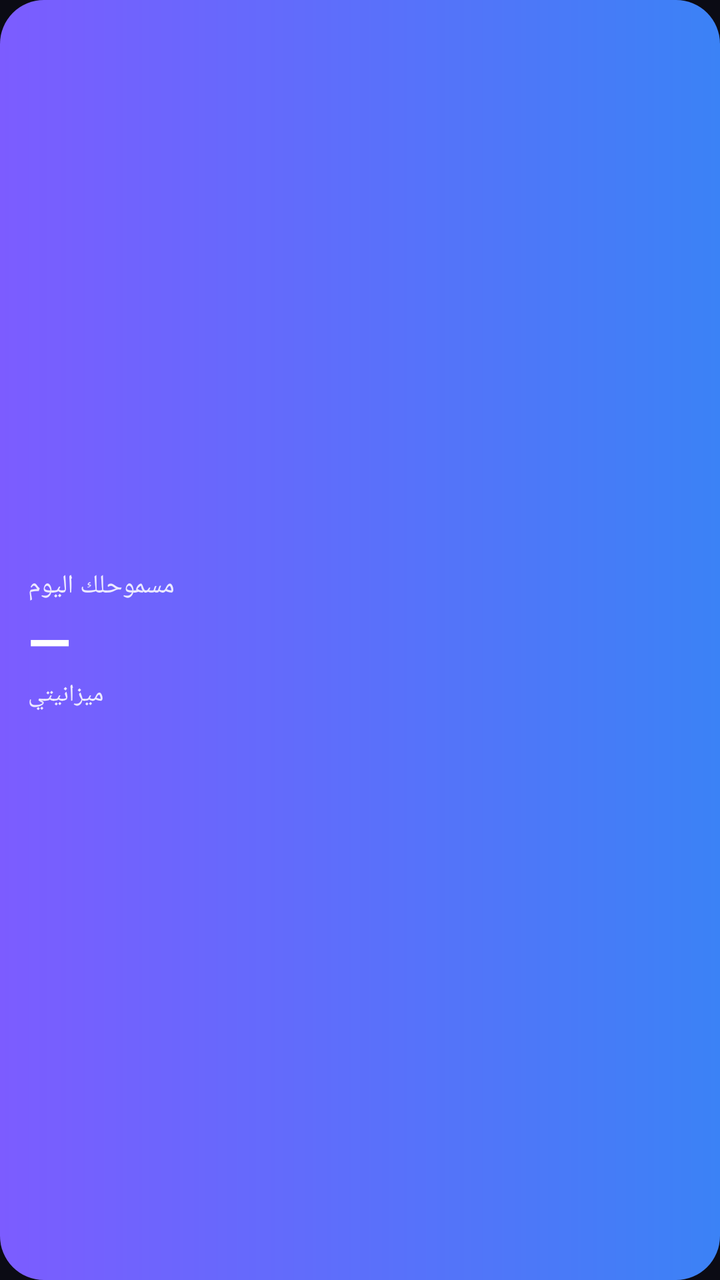
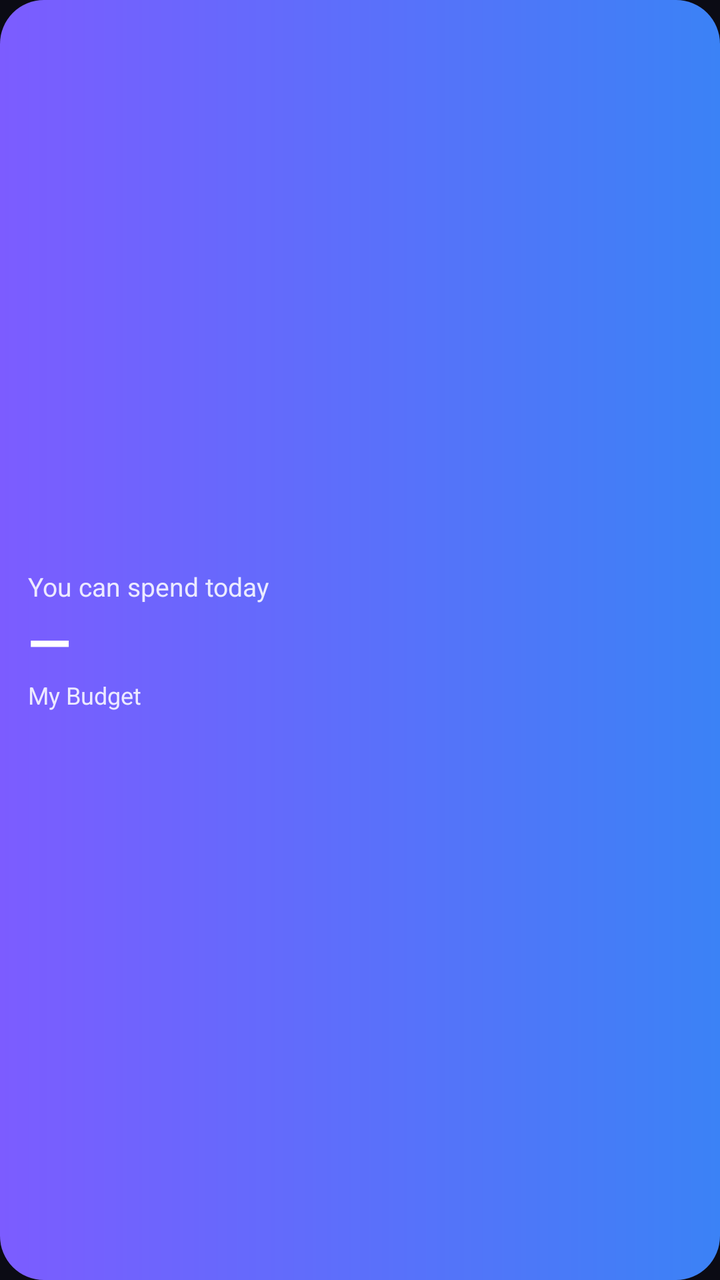

The first picture is an Android layout as it rendered before a commit; the second is the same layout after the commit. The layout source and the unified diff follow.
<!-- AndroidManifest.xml: application theme Theme.Mizania -->
<!-- res/layout/widget_allowance.xml -->
<?xml version="1.0" encoding="utf-8"?>
<LinearLayout xmlns:android="http://schemas.android.com/apk/res/android"
    android:id="@+id/widget_root"
    android:layout_width="match_parent"
    android:layout_height="match_parent"
    android:background="@drawable/widget_bg"
    android:gravity="center_vertical|end"
    android:layoutDirection="rtl"
    android:orientation="vertical"
    android:padding="14dp">

    <TextView
        android:layout_width="wrap_content"
        android:layout_height="wrap_content"
        android:text="مسموحلك اليوم"
        android:textColor="#DDFFFFFF"
        android:textSize="13sp" />

    <TextView
        android:id="@+id/widget_amount"
        android:layout_width="wrap_content"
        android:layout_height="wrap_content"
        android:text="—"
        android:textColor="#FFFFFF"
        android:textSize="28sp"
        android:textStyle="bold" />

    <TextView
        android:id="@+id/widget_sub"
        android:layout_width="wrap_content"
        android:layout_height="wrap_content"
        android:maxLines="1"
        android:text="ميزانيتي"
        android:textColor="#DDFFFFFF"
        android:textSize="12sp" />
</LinearLayout>
<!-- resources referenced by this layout -->
<resources>
  <!-- drawable widget_bg (drawable) -->
  <?xml version="1.0" encoding="utf-8"?>
  <shape xmlns:android="http://schemas.android.com/apk/res/android" android:shape="rectangle">
      <gradient android:angle="0" android:startColor="#7C5CFF" android:endColor="#3B82F6" />
      <corners android:radius="22dp" />
  </shape>
  <style name="Theme.Mizania" parent="android:Theme.Material.NoActionBar">
          <item name="android:statusBarColor">#0B0B14</item>
          <item name="android:navigationBarColor">#0B0B14</item>
          <item name="android:windowBackground">#0B0B14</item>
      </style>
</resources>

<!-- the commit's change to res/layout/widget_allowance.xml (unified diff, before → after) -->
@@ -10,9 +10,10 @@
     android:padding="14dp">
 
     <TextView
+        android:id="@+id/widget_title"
         android:layout_width="wrap_content"
         android:layout_height="wrap_content"
-        android:text="مسموحلك اليوم"
+        android:text="@string/widget_title"
         android:textColor="#DDFFFFFF"
         android:textSize="13sp" />
 
@@ -30,7 +31,7 @@
         android:layout_width="wrap_content"
         android:layout_height="wrap_content"
         android:maxLines="1"
-        android:text="ميزانيتي"
+        android:text="@string/app_name"
         android:textColor="#DDFFFFFF"
         android:textSize="12sp" />
 </LinearLayout>
<!-- resource entries referenced after the edit -->
@@ -6,6 +6,8 @@
       <gradient android:angle="0" android:startColor="#7C5CFF" android:endColor="#3B82F6" />
       <corners android:radius="22dp" />
   </shape>
+  <string name="app_name">My Budget</string>
+  <string name="widget_title">You can spend today</string>
   <style name="Theme.Mizania" parent="android:Theme.Material.NoActionBar">
           <item name="android:statusBarColor">#0B0B14</item>
           <item name="android:navigationBarColor">#0B0B14</item>
